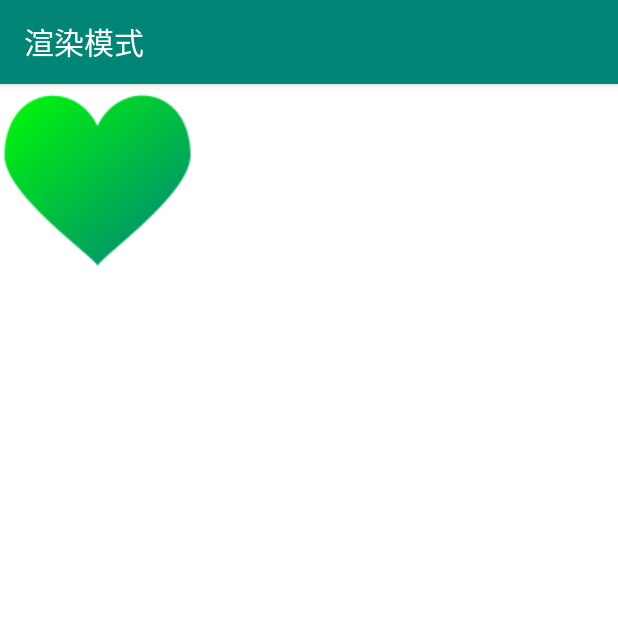
After one commit to xingfengwxx/MyWidget, an Android app: the GradientActivity screen opened directly, with no data from a screen before it, on a phone screen of 412 x 824 dp, the top half of it. The commit adds this screen. Run offline under Robolectric (Android 15) with nearby library versions, the phone set to English and light mode, and no system bars.

Commit message:
添加渲染模式

```diff
--- a/app/src/main/AndroidManifest.xml
+++ b/app/src/main/AndroidManifest.xml
@@ -12,7 +12,10 @@
         android:supportsRtl="true"
         android:theme="@style/AppTheme"
         tools:ignore="GoogleAppIndexingWarning">
-        <activity android:name=".lsn3.xfermode.XfermodeSRCActivity"></activity>
+        <activity android:name=".lsn3.GradientActivity"
+            android:label="@string/title_gradient_mode"></activity>
+        <activity android:name=".lsn3.xfermode.XfermodeSRCActivity"
+            android:label="@string/title_xfermode_src"/>
         <activity
             android:name=".lsn3.xfermode.XfermodeDTSActivity"
             android:label="@string/title_xfermode_dts" />
--- a/app/src/main/java/com/wangxingxing/widget/MainActivity.java
+++ b/app/src/main/java/com/wangxingxing/widget/MainActivity.java
@@ -11,6 +11,7 @@ import androidx.recyclerview.widget.RecyclerView;
 
 import com.wangxingxing.widget.lsn2.WaterfallFlowLayoutActivity;
 import com.wangxingxing.widget.lsn3.FilterActivity;
+import com.wangxingxing.widget.lsn3.GradientActivity;
 import com.wangxingxing.widget.lsn3.MarqueeActivity;
 import com.wangxingxing.widget.lsn3.RadarScanActivity;
 import com.wangxingxing.widget.lsn3.ZoomImageActivity;
@@ -56,6 +57,7 @@ public class MainActivity extends AppCompatActivity implements TitleAdapter.ILis
         titles.add("Xfermode");
         titles.add("Xfermode_DTS");
         titles.add("Xfermode_SRC");
+        titles.add("渲染模式");
         return titles;
     }
 
@@ -77,6 +79,8 @@ public class MainActivity extends AppCompatActivity implements TitleAdapter.ILis
             startActivity(new Intent(MainActivity.this, XfermodeDTSActivity.class));
         } else if ("Xfermode_SRC".equals(title)) {
             startActivity(new Intent(MainActivity.this, XfermodeSRCActivity.class));
+        } else if ("渲染模式".equals(title)) {
+            startActivity(new Intent(MainActivity.this, GradientActivity.class));
         }
     }
 }
--- /dev/null
+++ b/app/src/main/java/com/wangxingxing/widget/lsn3/GradientActivity.java
@@ -0,0 +1,16 @@
+package com.wangxingxing.widget.lsn3;
+
+import androidx.appcompat.app.AppCompatActivity;
+
+import android.os.Bundle;
+
+import com.wangxingxing.widget.R;
+
+public class GradientActivity extends AppCompatActivity {
+
+    @Override
+    protected void onCreate(Bundle savedInstanceState) {
+        super.onCreate(savedInstanceState);
+        setContentView(R.layout.activity_gradient);
+    }
+}
--- /dev/null
+++ b/app/src/main/java/com/wangxingxing/widget/lsn3/MyGradientView.java
@@ -0,0 +1,168 @@
+package com.wangxingxing.widget.lsn3;
+
+import android.content.Context;
+import android.graphics.Bitmap;
+import android.graphics.BitmapShader;
+import android.graphics.Canvas;
+import android.graphics.Color;
+import android.graphics.ComposeShader;
+import android.graphics.LinearGradient;
+import android.graphics.Paint;
+import android.graphics.PorterDuff;
+import android.graphics.Shader;
+import android.graphics.drawable.BitmapDrawable;
+import android.util.AttributeSet;
+import android.view.View;
+
+import androidx.annotation.Nullable;
+
+import com.wangxingxing.widget.R;
+
+public class MyGradientView extends View {
+
+    private Paint mPaint;
+    private Bitmap mBitMap = null;
+
+    private int mWidth;
+    private int mHeight;
+    private int[] mColors = {Color.RED, Color.GREEN, Color.BLUE, Color.YELLOW};
+
+    public MyGradientView(Context context) {
+        super(context);
+        init();
+    }
+
+    public MyGradientView(Context context, @Nullable AttributeSet attrs) {
+        super(context, attrs);
+        init();
+    }
+
+    public MyGradientView(Context context, @Nullable AttributeSet attrs, int defStyleAttr) {
+        super(context, attrs, defStyleAttr);
+        init();
+    }
+
+    public MyGradientView(Context context, @Nullable AttributeSet attrs, int defStyleAttr, int defStyleRes) {
+        super(context, attrs, defStyleAttr, defStyleRes);
+        init();
+    }
+
+    private void init() {
+        mBitMap = ((BitmapDrawable) getResources().getDrawable(R.drawable.xyjy2)).getBitmap();
+        mPaint = new Paint();
+        mWidth = mBitMap.getWidth();
+        mHeight = mBitMap.getHeight();
+    }
+
+    @Override
+    protected void onDraw(Canvas canvas) {
+        super.onDraw(canvas);
+        canvas.drawColor(Color.WHITE);
+
+        /**
+         * TileMode.CLAMP 拉伸最后一个像素去铺满剩下的地方
+         * TileMode.MIRROR 通过镜像翻转铺满剩下的地方。
+         * TileMode.REPEAT 重复图片平铺整个画面（电脑设置壁纸）
+         * 在图片和显示区域大小不符的情况进行扩充渲染
+         */
+
+        /**
+         * 位图渲染，BitmapShader(@NonNull Bitmap bitmap, @NonNull TileMode tileX, @NonNull TileMode tileY)
+         * Bitmap:构造shader使用的bitmap
+         * tileX：X轴方向的TileMode
+         * tileY:Y轴方向的TileMode
+         */
+//        BitmapShader bitMapShader = new BitmapShader(mBitMap, Shader.TileMode.REPEAT,
+//                Shader.TileMode.REPEAT);
+//        mPaint.setShader(bitMapShader);
+//        mPaint.setAntiAlias(true);
+
+        //设置像素矩阵，来调整大小，为了解决宽高不一致的问题。
+//        float scale = Math.max(mWidth, mHeight) / Math.min(mWidth, mHeight);
+//        Matrix matrix = new Matrix();
+//        matrix.setScale(scale, scale);
+//        bitMapShader.setLocalMatrix(matrix);
+
+        //绘制圆
+//        canvas.drawCircle(mHeight / 2, mHeight / 2, mHeight / 2, mPaint);
+        //通过shapeDrawable也可以实现  圆图（如：头像）
+//        ShapeDrawable shapeDrawble = new ShapeDrawable(new OvalShape());
+//        shapeDrawble.getPaint().setShader(bitMapShader);
+//        shapeDrawble.setBounds(0,0,mWidth,mWidth);
+//        shapeDrawble.draw(canvas);
+
+        //椭圆
+//        canvas.drawOval(new RectF(0, 0, mWidth, mHeight), mPaint);
+
+        //正方形
+//        canvas.drawRect(new Rect(0, 0, 1000, 1600), mPaint);
+
+        /**线性渲染
+         * x0, y0, 起始点
+         *  x1, y1, 结束点
+         * int[]  mColors, 中间依次要出现的几个颜色
+         * float[] positions 位置数组，position的取值范围[0,1]，作用是指定几个颜色分别放置在那个位置上，
+         * 如果传null，渐变就线性变化。
+         *    tile 用于指定控件区域大于指定的渐变区域时，空白区域的颜色填充方法
+         */
+//		LinearGradient linearGradient = new LinearGradient( 0, 0,800, 800,
+//                mColors, null, Shader.TileMode.CLAMP);
+//        // linearGradient = new LinearGradient(0, 0, 400, 400, mColors, null, Shader.TileMode.REPEAT);
+//		mPaint.setShader(linearGradient);
+//		canvas.drawRect(0, 0, 800, 800, mPaint);
+
+        /**
+         * 环形渲染
+         * centerX ,centerY：shader的中心坐标，开始渐变的坐标
+         * radius:渐变的半径
+         * centerColor,edgeColor:中心点渐变颜色，边界的渐变颜色
+         * colors:渐变颜色数组
+         * stops:渐变位置数组，类似扫描渐变的positions数组，取值[0,1],中心点为0，半径到达位置为1.0f
+         * tileMode:shader未覆盖以外的填充模式
+         */
+//        RadialGradient mRadialGradient = new RadialGradient(300, 300, 100,
+//         mColors, null, Shader.TileMode.REPEAT);
+//		mPaint.setShader(mRadialGradient);
+//		canvas.drawCircle(300, 300, 300, mPaint);
+
+        /**
+         * 扫描渲染
+         * cx,cy 渐变中心坐标
+         * color0,color1：渐变开始结束颜色
+         * colors，positions：类似LinearGradient,用于多颜色渐变,positions为null时，根据颜色线性渐变
+         */
+//        SweepGradient mSweepGradient = new SweepGradient(300, 300, mColors, null);
+//		mPaint.setShader(mSweepGradient);
+//		canvas.drawCircle(300, 300, 300, mPaint);
+
+        /**
+         * 组合渲染，
+         * ComposeShader(@NonNull Shader shaderA, @NonNull Shader shaderB, Xfermode mode)
+         * ComposeShader(@NonNull Shader shaderA, @NonNull Shader shaderB, PorterDuff.Mode mode)
+         * shaderA,shaderB:要混合的两种shader
+         * Xfermode mode： 组合两种shader颜色的模式
+         * PorterDuff.Mode mode: 组合两种shader颜色的模式
+         */
+        /*ComposeShader mComposeShader = new ComposeShader(linearGradient, mBitmapShader, PorterDuff.Mode.SRC_OVER);
+        mPaint.setShader(mComposeShader);
+        canvas.drawRect(0, 0, 800, 1000, mPaint);*/
+
+        /***************用ComposeShader即可实现心形图渐变效果*********************************/
+        //创建BitmapShader，用以绘制心
+        Bitmap mBitmap = ((BitmapDrawable)getResources().getDrawable(R.drawable.heart)).getBitmap();
+        BitmapShader bitmapShader = new BitmapShader(mBitmap, Shader.TileMode.CLAMP, Shader.TileMode.CLAMP);
+        //创建LinearGradient，用以产生从左上角到右下角的颜色渐变效果
+        LinearGradient linearGradient = new LinearGradient(0, 0, mWidth, mHeight,
+                Color.GREEN, Color.BLUE, Shader.TileMode.CLAMP);
+        //bitmapShader对应目标像素，linearGradient对应源像素，像素颜色混合采用MULTIPLY模式
+        ComposeShader composeShader = new ComposeShader(linearGradient, bitmapShader, PorterDuff.Mode.MULTIPLY);
+//         ComposeShader composeShader2 = new ComposeShader(composeShader, linearGradient, PorterDuff.Mode.MULTIPLY);
+        //将组合的composeShader作为画笔paint绘图所使用的shader
+        mPaint.setShader(composeShader);
+        //用composeShader绘制矩形区域
+        canvas.drawRect(0, 0, mBitmap.getWidth(), mBitmap.getHeight(), mPaint);
+
+
+        //所谓渲染就是对于我们绘制区域进行按照上诉渲染规则进行色彩的填充
+    }
+}
--- /dev/null
+++ b/app/src/main/res/layout/activity_gradient.xml
@@ -0,0 +1,13 @@
+<?xml version="1.0" encoding="utf-8"?>
+<LinearLayout xmlns:android="http://schemas.android.com/apk/res/android"
+    xmlns:app="http://schemas.android.com/apk/res-auto"
+    xmlns:tools="http://schemas.android.com/tools"
+    android:layout_width="match_parent"
+    android:layout_height="match_parent"
+    android:orientation="vertical"
+    tools:context=".lsn3.GradientActivity">
+
+    <com.wangxingxing.widget.lsn3.MyGradientView
+        android:layout_width="match_parent"
+        android:layout_height="match_parent" />
+</LinearLayout>
--- a/app/src/main/res/values/strings.xml
+++ b/app/src/main/res/values/strings.xml
@@ -9,4 +9,5 @@
     <string name="title_xfermode">Xfermode</string>
     <string name="title_xfermode_dts">Xfermode_DTS</string>
     <string name="title_xfermode_src">Xfermode_SRC</string>
+    <string name="title_gradient_mode">渲染模式</string>
 </resources>
```
Also changed, not shown: app/src/main/res/drawable/heart.png (added).
